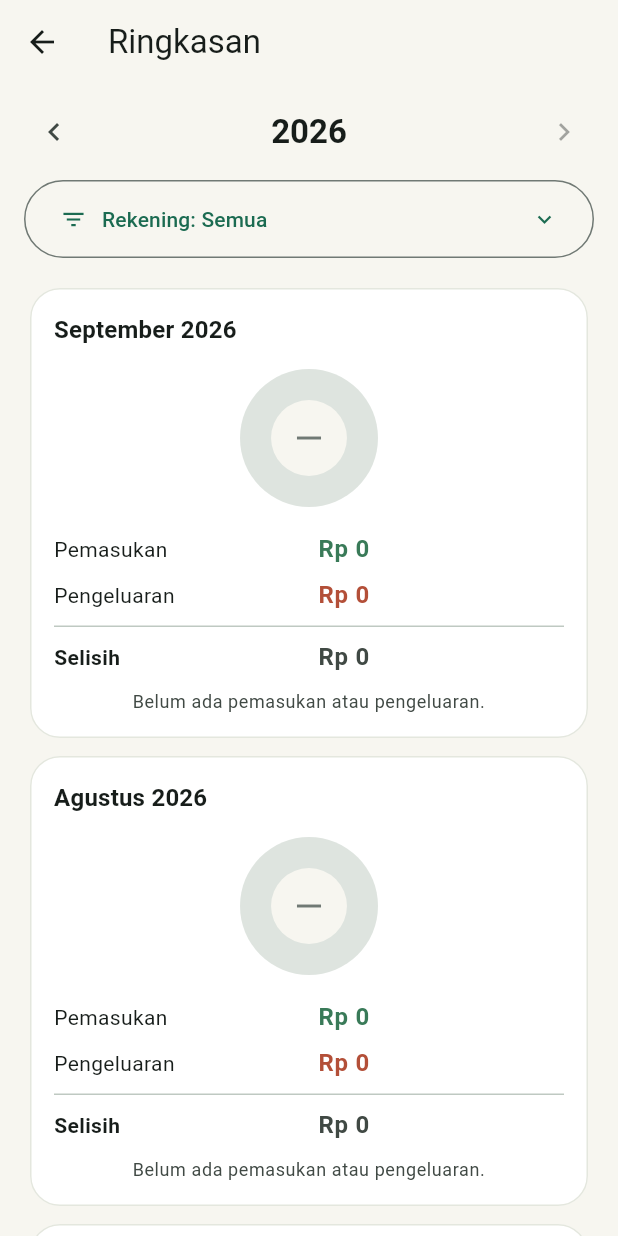
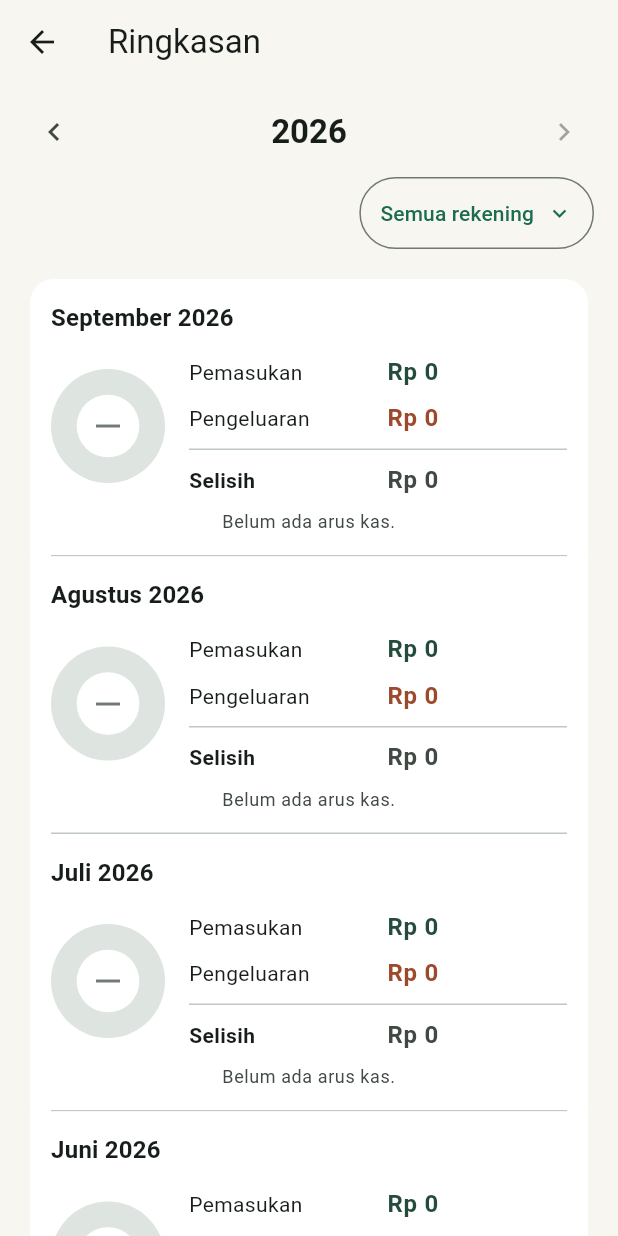
Before and after one commit to panjiarif/waras-arta, a Flutter app: the MonthlySummaryScreen screen opened by its route, on a phone screen of 412 x 824 dp. Run offline on Flutter 3.47's test engine with Material 3 defaults, Android fonts, the phone set to English and light mode, and no system bars; our stand-ins replace drift, drift_flutter, flutter_riverpod, go_router; missing offline and left inert: cryptography, unorm_dart; accounts and stored records are empty; generated files the repository leaves out were written again.

Commit message:
refactor(summary): simplify monthly summary layout

```diff
--- a/lib/features/summary/views/monthly_summary_screen.dart
+++ b/lib/features/summary/views/monthly_summary_screen.dart
@@ -3,14 +3,15 @@ import 'dart:math' as math;
 import 'package:flutter/material.dart';
 import 'package:flutter_riverpod/flutter_riverpod.dart';
 
+import '../../../app/theme.dart';
 import '../../../core/formatters.dart';
 import '../../../domain/finance.dart';
 import '../../calendar/view_models/calendar_view_model.dart';
 import '../view_models/monthly_summary_view_model.dart';
 
 const _firstSummaryYear = 2000;
-const _incomeColor = Color(0xFF397A58);
-const _expenseColor = Color(0xFFB34F38);
+const _incomeColor = forest;
+const _expenseColor = Color(0xFF9D492B);
 
 class MonthlySummaryScreen extends ConsumerStatefulWidget {
   const MonthlySummaryScreen({super.key, this.initialMonth});
@@ -142,27 +143,50 @@ class _AccountGroupFilter extends StatelessWidget {
 
   @override
   Widget build(BuildContext context) => Padding(
-    padding: const EdgeInsets.fromLTRB(16, 4, 16, 8),
-    child: OutlinedButton(
-      key: const Key('summary-account-filter'),
+    padding: const EdgeInsets.fromLTRB(16, 2, 16, 8),
+    child: LayoutBuilder(
+      builder: (context, constraints) {
+        final expanded =
+            constraints.maxWidth < 360 ||
+            MediaQuery.textScalerOf(context).scale(1) > 1.3;
+        final label = value?.label ?? 'Semua rekening';
+        final button = OutlinedButton(
           style: OutlinedButton.styleFrom(
-        minimumSize: const Size.fromHeight(52),
-        alignment: Alignment.centerLeft,
+            minimumSize: const Size(48, 48),
+            padding: const EdgeInsets.symmetric(horizontal: 14),
           ),
           onPressed: onPressed,
           child: Row(
+            mainAxisSize: expanded ? MainAxisSize.max : MainAxisSize.min,
             children: [
-          const Icon(Icons.filter_list),
-          const SizedBox(width: 10),
+              if (expanded)
                 Expanded(
                   child: Text(
-              'Rekening: ${value?.label ?? 'Semua'}',
+                    label,
                     key: const Key('summary-account-filter-label'),
                   ),
-          ),
+                )
+              else
+                Text(label, key: const Key('summary-account-filter-label')),
+              const SizedBox(width: 8),
               const Icon(Icons.expand_more),
             ],
           ),
+        );
+        final accessibleButton = Semantics(
+          key: const Key('summary-account-filter'),
+          button: true,
+          label: 'Filter rekening: $label',
+          onTap: onPressed,
+          child: ExcludeSemantics(child: button),
+        );
+        return Align(
+          alignment: Alignment.centerRight,
+          child: expanded
+              ? SizedBox(width: double.infinity, child: accessibleButton)
+              : accessibleButton,
+        );
+      },
     ),
   );
 }
@@ -261,15 +285,16 @@ class MonthlySummaryYearView extends StatelessWidget {
       return const _SummaryEmptyState();
     }
 
-    return ListView.separated(
+    return ListView.builder(
       key: const PageStorageKey('monthly-summary-list'),
       padding: const EdgeInsets.fromLTRB(20, 12, 20, 28),
       itemCount: visibleMonths.length,
-      separatorBuilder: (_, _) => const SizedBox(height: 12),
       itemBuilder: (context, index) {
         final item = visibleMonths[index];
-        return MonthlySummaryCard(
+        return MonthlySummaryRow(
           item: item,
+          first: index == 0,
+          last: index == visibleMonths.length - 1,
           highlighted: _sameMonth(item.month, highlightedMonth),
         );
       },
@@ -277,22 +302,35 @@ class MonthlySummaryYearView extends StatelessWidget {
   }
 }
 
-class MonthlySummaryCard extends StatelessWidget {
-  const MonthlySummaryCard({
+class MonthlySummaryRow extends StatelessWidget {
+  const MonthlySummaryRow({
     super.key,
     required this.item,
+    required this.first,
+    required this.last,
     this.highlighted = false,
   });
 
   final MonthlySummaryItem item;
+  final bool first;
+  final bool last;
   final bool highlighted;
 
   @override
   Widget build(BuildContext context) {
     final monthKey = _monthKey(item.month);
     final empty = item.income == 0 && item.expense == 0;
+    final backgroundColor = highlighted
+        ? Theme.of(context).colorScheme.primaryContainer
+        : Theme.of(context).cardTheme.color ??
+              Theme.of(context).colorScheme.surface;
+    final radius = BorderRadius.vertical(
+      top: first ? const Radius.circular(16) : Radius.zero,
+      bottom: last ? const Radius.circular(16) : Radius.zero,
+    );
     final semanticLabel =
         '${formatMonth(item.month)}. '
+        '${highlighted ? 'Bulan terpilih. ' : ''}'
         'Pemasukan ${formatRupiah(item.income)}. '
         'Pengeluaran ${formatRupiah(item.expense)}. '
         'Selisih ${formatRupiah(item.net)}.';
@@ -300,24 +338,18 @@ class MonthlySummaryCard extends StatelessWidget {
     return Semantics(
       key: ValueKey('summary-month-semantics-$monthKey'),
       container: true,
+      selected: highlighted,
       label: semanticLabel,
       child: ExcludeSemantics(
-        child: Card(
+        child: Material(
           key: ValueKey('summary-month-$monthKey'),
-          color: highlighted
-              ? Theme.of(context).colorScheme.primaryContainer
-              : null,
-          shape: RoundedRectangleBorder(
-            borderRadius: BorderRadius.circular(20),
-            side: BorderSide(
-              color: highlighted
-                  ? Theme.of(context).colorScheme.primary
-                  : const Color(0xFFE4E7DE),
-              width: highlighted ? 1.5 : 1,
-            ),
-          ),
-          child: Padding(
-            padding: const EdgeInsets.all(16),
+          color: backgroundColor,
+          borderRadius: radius,
+          clipBehavior: Clip.antiAlias,
+          child: Column(
+            children: [
+              Padding(
+                padding: const EdgeInsets.all(14),
                 child: Column(
                   crossAxisAlignment: CrossAxisAlignment.stretch,
                   children: [
@@ -333,23 +365,24 @@ class MonthlySummaryCard extends StatelessWidget {
                         ),
                         if (highlighted)
                           Icon(
-                        Icons.radio_button_checked,
+                            Icons.check_circle,
                             size: 18,
                             color: Theme.of(context).colorScheme.primary,
                           ),
                       ],
                     ),
-                const SizedBox(height: 14),
+                    const SizedBox(height: 12),
                     LayoutBuilder(
                       builder: (context, constraints) {
                         final scaledBodySize = MediaQuery.textScalerOf(context)
                             .scale(14);
                         final stacked =
-                        constraints.maxWidth < 360 || scaledBodySize > 20;
+                            constraints.maxWidth < 288 || scaledBodySize > 20;
                         final donut = _MonthlySummaryDonut(
                           monthKey: monthKey,
                           income: item.income,
                           expense: item.expense,
+                          backgroundColor: backgroundColor,
                         );
                         final metrics = _MonthlySummaryMetrics(
                           monthKey: monthKey,
@@ -360,27 +393,29 @@ class MonthlySummaryCard extends StatelessWidget {
 
                         if (stacked) {
                           return Column(
+                            key: ValueKey('summary-month-stacked-$monthKey'),
                             children: [
                               Align(child: donut),
-                          const SizedBox(height: 16),
+                              const SizedBox(height: 12),
                               metrics,
                             ],
                           );
                         }
                         return Row(
+                          key: ValueKey('summary-month-horizontal-$monthKey'),
                           crossAxisAlignment: CrossAxisAlignment.center,
                           children: [
                             donut,
-                        const SizedBox(width: 20),
+                            const SizedBox(width: 16),
                             Expanded(child: metrics),
                           ],
                         );
                       },
                     ),
                     if (empty) ...[
-                  const SizedBox(height: 10),
+                      const SizedBox(height: 8),
                       Text(
-                    'Belum ada pemasukan atau pengeluaran.',
+                        'Belum ada arus kas.',
                         key: ValueKey('summary-month-empty-$monthKey'),
                         textAlign: TextAlign.center,
                         style: Theme.of(context).textTheme.bodySmall?.copyWith(
@@ -390,6 +425,15 @@ class MonthlySummaryCard extends StatelessWidget {
                     ],
                   ],
                 ),
+              ),
+              if (!last)
+                Divider(
+                  key: ValueKey('summary-month-divider-$monthKey'),
+                  height: 1,
+                  indent: 14,
+                  endIndent: 14,
+                ),
+            ],
           ),
         ),
       ),
@@ -402,11 +446,13 @@ class _MonthlySummaryDonut extends StatelessWidget {
     required this.monthKey,
     required this.income,
     required this.expense,
+    required this.backgroundColor,
   });
 
   final String monthKey;
   final int income;
   final int expense;
+  final Color backgroundColor;
 
   @override
   Widget build(BuildContext context) {
@@ -419,10 +465,10 @@ class _MonthlySummaryDonut extends StatelessWidget {
         incomeColor: _incomeColor,
         expenseColor: _expenseColor,
         emptyColor: Theme.of(context).colorScheme.surfaceContainerHighest,
-        holeColor: highlightedCardColor(context),
+        holeColor: backgroundColor,
       ),
       child: SizedBox.square(
-        dimension: 92,
+        dimension: 76,
         child: empty
             ? Center(
                 child: Icon(
@@ -433,11 +479,6 @@ class _MonthlySummaryDonut extends StatelessWidget {
             : null,
       ),
     );
-  }
-
-  Color highlightedCardColor(BuildContext context) {
-    final card = context.findAncestorWidgetOfExactType<Card>();
-    return card?.color ?? Theme.of(context).cardColor;
   }
 }
 
```
Also changed, not shown: 1 other file. Lines whose indentation alone changed are shown as unchanged.
